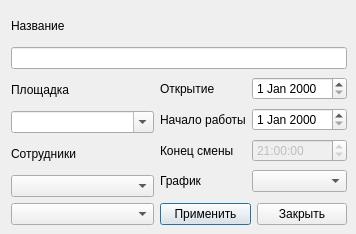
The window that editpointdialog.ui (The-Zealot/WBScheduleManager) describes before a commit, drawn with Qt 5.
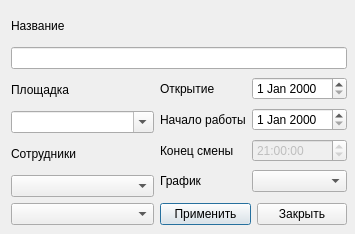
The same window after the commit.

Commit message: Designed form

The edit to the form file:
```diff
--- a/editpointdialog.ui
+++ b/editpointdialog.ui
@@ -6,7 +6,7 @@
    <rect>
     <x>0</x>
     <y>0</y>
-    <width>356</width>
+    <width>355</width>
     <height>234</height>
    </rect>
   </property>
@@ -51,7 +51,7 @@
     </item>
    </layout>
   </widget>
-  <widget class="QWidget" name="">
+  <widget class="QWidget" name="layoutWidget">
    <property name="geometry">
     <rect>
      <x>11</x>
```
Left out of the diff: 14 changed lines with no effect on the pictures. The commit also changes 1 other file.
